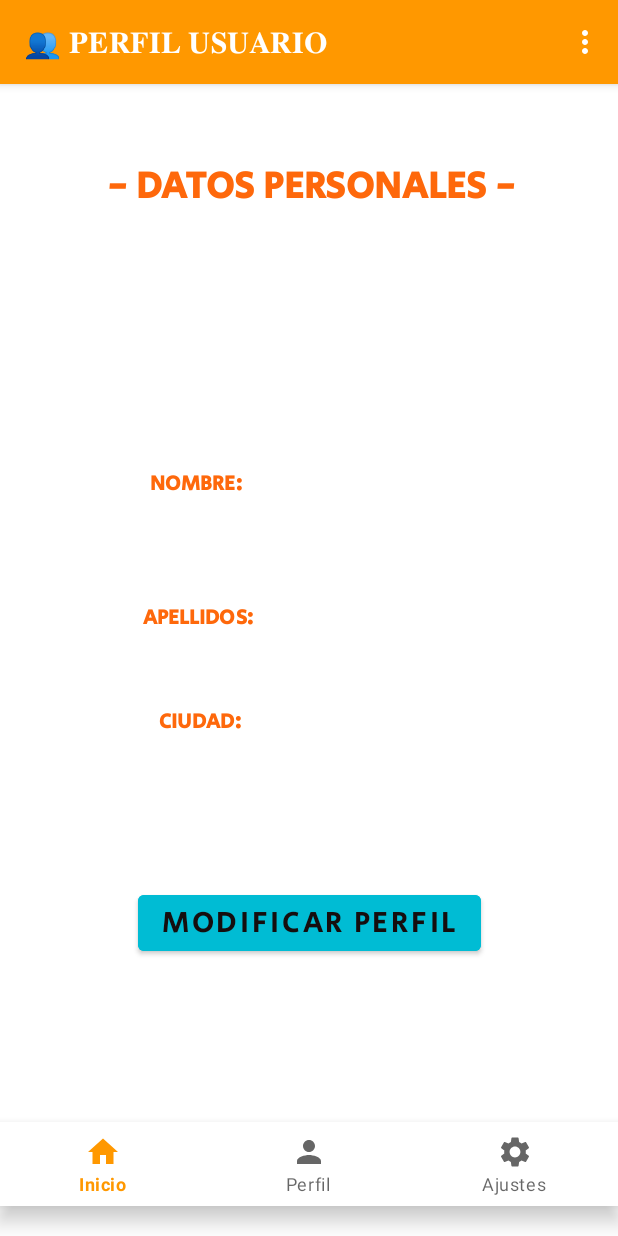
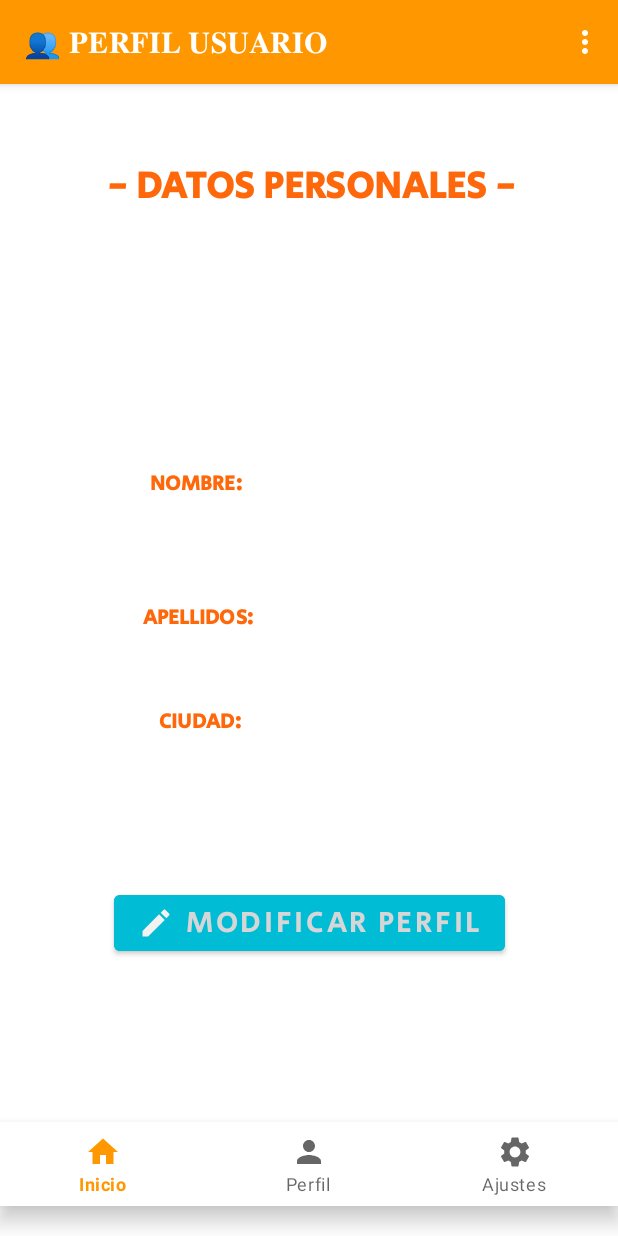
Before and after one commit to byjosegrc/infoPhotoApp, an Android app: the PerfilUsuario screen opened directly, with no data from a screen before it, on a phone screen of 412 x 824 dp. Run offline under Robolectric (Android 15) with nearby library versions, the phone set to English and light mode, and no system bars; our stand-ins replace Firebase (no records; nobody signed in at launch, a user with empty details on screens opened directly); pictures from the network do not load.

Commit message:
commit 20/05/2023

```diff
--- /dev/null
+++ b/app/src/main/res/drawable/ic_mode.xml
@@ -0,0 +1,6 @@
+<vector android:height="24dp" android:tint="#070906"
+    android:viewportHeight="24" android:viewportWidth="24"
+    android:width="24dp" xmlns:android="http://schemas.android.com/apk/res/android">
+    <path android:fillColor="@android:color/white" android:pathData="M3,17.25l0,3.75l3.75,0l11.06,-11.06l-3.75,-3.75z"/>
+    <path android:fillColor="@android:color/white" android:pathData="M20.71,5.63l-2.34,-2.34c-0.39,-0.39 -1.02,-0.39 -1.41,0l-1.83,1.83l3.75,3.75l1.83,-1.83C21.1,6.65 21.1,6.02 20.71,5.63z"/>
+</vector>
--- a/app/src/main/res/layout/perfilusuario.xml
+++ b/app/src/main/res/layout/perfilusuario.xml
@@ -136,8 +136,10 @@
         android:fontFamily="@font/primera"
         android:text="MODIFICAR PERFIL"
         android:textAlignment="viewStart"
-        android:textColor="#150E0E"
+        android:textColor="@color/ic_launcher_background"
         android:textSize="20sp"
+        app:icon="@drawable/ic_mode"
+        app:iconTint="@color/letrasBotones"
         app:layout_constraintBottom_toBottomOf="parent"
         app:layout_constraintEnd_toEndOf="parent"
         app:layout_constraintStart_toStartOf="parent"
```
